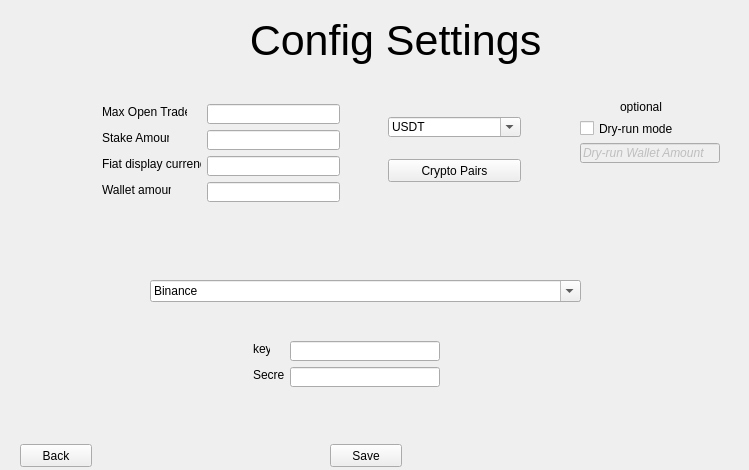
Before: the Qt Designer form freqtrade/GUI/configsettings.ui in Sypers/SeniorProject, drawn with Qt 5.
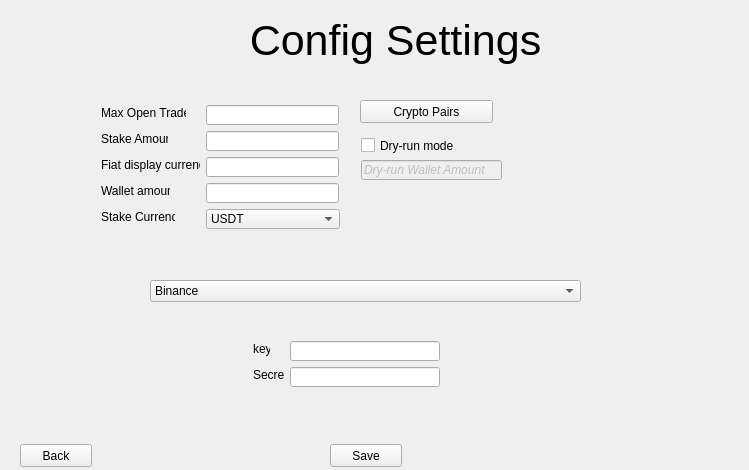
After: the same form once the commit is applied.

Commit message: Fixed issues, When you re-open the window, it will no longer be duplicated.

Diff of the .ui file:
```diff
--- a/freqtrade/GUI/configsettings.ui
+++ b/freqtrade/GUI/configsettings.ui
@@ -20,8 +20,8 @@
    <widget class="QLabel" name="label">
     <property name="geometry">
      <rect>
-      <x>102</x>
-      <y>104</y>
+      <x>101</x>
+      <y>105</y>
       <width>85</width>
       <height>16</height>
      </rect>
@@ -33,8 +33,8 @@
    <widget class="QLabel" name="label_2">
     <property name="geometry">
      <rect>
-      <x>102</x>
-      <y>130</y>
+      <x>101</x>
+      <y>131</y>
       <width>67</width>
       <height>16</height>
      </rect>
@@ -72,8 +72,8 @@
    <widget class="QLabel" name="label_5">
     <property name="geometry">
      <rect>
-      <x>102</x>
-      <y>156</y>
+      <x>101</x>
+      <y>157</y>
       <width>99</width>
       <height>16</height>
      </rect>
@@ -85,8 +85,8 @@
    <widget class="QLabel" name="label_6">
     <property name="geometry">
      <rect>
-      <x>102</x>
-      <y>182</y>
+      <x>101</x>
+      <y>183</y>
       <width>69</width>
       <height>16</height>
      </rect>
@@ -122,8 +122,8 @@
    <widget class="QLineEdit" name="lineEdit">
     <property name="geometry">
      <rect>
-      <x>207</x>
-      <y>104</y>
+      <x>206</x>
+      <y>105</y>
       <width>133</width>
       <height>20</height>
      </rect>
@@ -132,8 +132,8 @@
    <widget class="QLineEdit" name="lineEdit_2">
     <property name="geometry">
      <rect>
-      <x>207</x>
-      <y>130</y>
+      <x>206</x>
+      <y>131</y>
       <width>133</width>
       <height>20</height>
      </rect>
@@ -142,8 +142,8 @@
    <widget class="QLineEdit" name="lineEdit_3">
     <property name="geometry">
      <rect>
-      <x>207</x>
-      <y>156</y>
+      <x>206</x>
+      <y>157</y>
       <width>133</width>
       <height>20</height>
      </rect>
@@ -152,8 +152,8 @@
    <widget class="QLineEdit" name="lineEdit_4">
     <property name="geometry">
      <rect>
-      <x>207</x>
-      <y>182</y>
+      <x>206</x>
+      <y>183</y>
       <width>133</width>
       <height>20</height>
      </rect>
@@ -162,14 +162,14 @@
    <widget class="QComboBox" name="comboBox">
     <property name="geometry">
      <rect>
-      <x>388</x>
-      <y>117</y>
-      <width>133</width>
+      <x>206</x>
+      <y>209</y>
+      <width>134</width>
       <height>20</height>
      </rect>
     </property>
     <property name="editable">
-     <bool>true</bool>
+     <bool>false</bool>
     </property>
     <item>
      <property name="text">
@@ -205,9 +205,9 @@
    <widget class="QCheckBox" name="checkBox">
     <property name="geometry">
      <rect>
-      <x>580</x>
-      <y>120</y>
-      <width>140</width>
+      <x>361</x>
+      <y>137</y>
+      <width>141</width>
       <height>17</height>
      </rect>
     </property>
@@ -221,9 +221,9 @@
     </property>
     <property name="geometry">
      <rect>
-      <x>580</x>
-      <y>143</y>
-      <width>140</width>
+      <x>361</x>
+      <y>160</y>
+      <width>141</width>
       <height>20</height>
      </rect>
     </property>
@@ -270,30 +270,14 @@
    <widget class="QPushButton" name="cryptopairs">
     <property name="geometry">
      <rect>
-      <x>388</x>
-      <y>159</y>
-      <width>133</width>
-      <height>23</height>
-     </rect>
-    </property>
-    <property name="text">
-     <string>Crypto Pairs</string>
-    </property>
-   </widget>
-   <widget class="QLabel" name="label_8">
-    <property name="enabled">
-     <bool>true</bool>
-    </property>
-    <property name="geometry">
-     <rect>
-      <x>620</x>
+      <x>360</x>
       <y>100</y>
-      <width>47</width>
-      <height>13</height>
+      <width>133</width>
+      <height>23</height>
      </rect>
     </property>
     <property name="text">
-     <string>optional</string>
+     <string>Crypto Pairs</string>
     </property>
    </widget>
    <widget class="QComboBox" name="comboBox_2">
@@ -306,7 +290,7 @@
      </rect>
     </property>
     <property name="editable">
-     <bool>true</bool>
+     <bool>false</bool>
     </property>
     <property name="currentText">
      <string>Binance</string>
@@ -375,6 +359,19 @@
      <string>Back</string>
     </property>
    </widget>
+   <widget class="QLabel" name="label_9">
+    <property name="geometry">
+     <rect>
+      <x>101</x>
+      <y>209</y>
+      <width>74</width>
+      <height>16</height>
+     </rect>
+    </property>
+    <property name="text">
+     <string>Stake Currency</string>
+    </property>
+   </widget>
   </widget>
  </widget>
  <resources/>
```
The commit also changes 1 other file.
